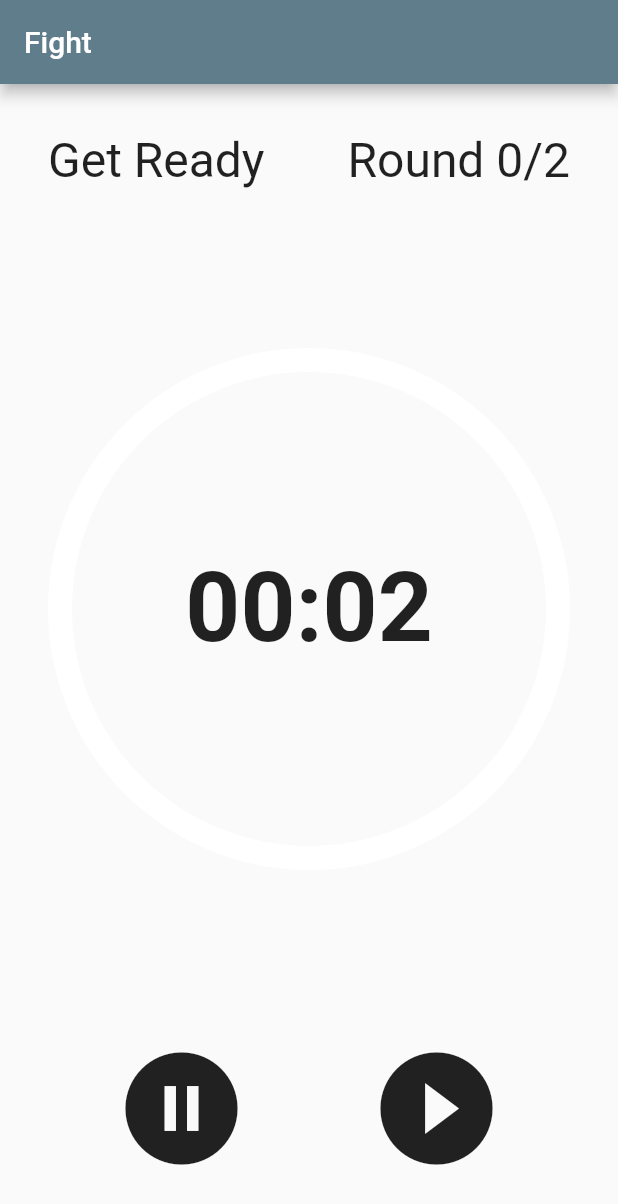
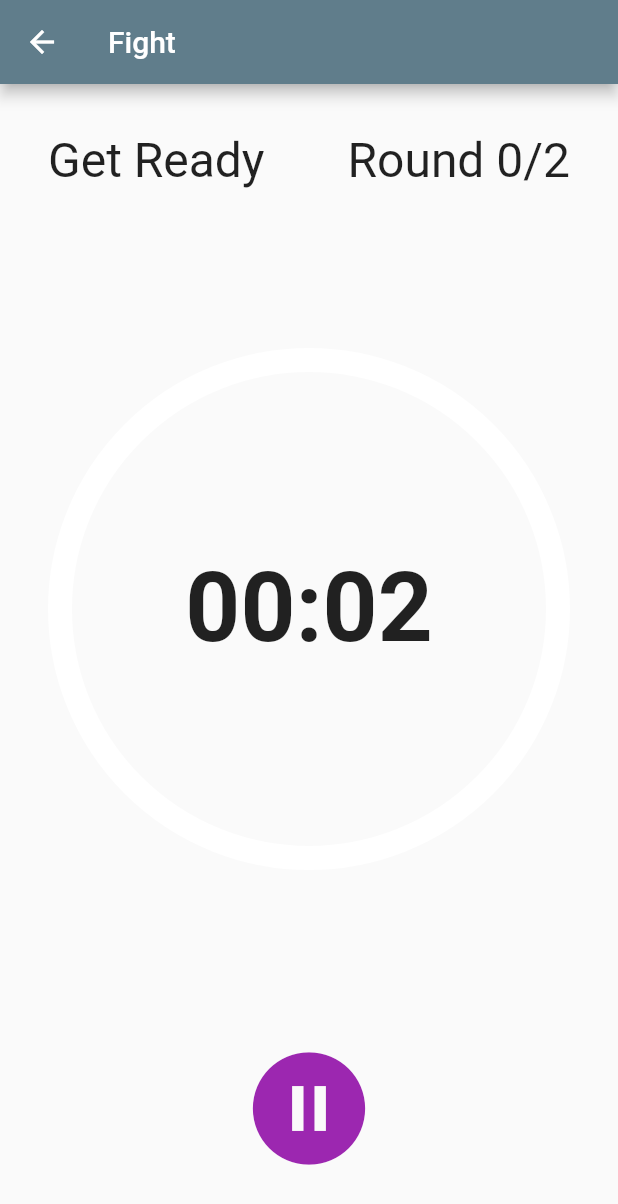
Before and after one commit to oclockvn/boxing_timer, a Flutter app: the TrainingPage screen opened directly, after a tap on the "play circle filled" icon, on a phone screen of 412 x 824 dp. Shown: the top 1204 px of the screen. Run offline on Flutter 3.47's test engine with Material 2 defaults, Android fonts, the phone set to English and light mode, and no system bars; our stand-ins replace rxdart.

Commit message:
wip toggle training

```diff
--- a/src/lib/ui/training.dart
+++ b/src/lib/ui/training.dart
@@ -1,4 +1,5 @@
 import 'dart:async';
+import 'dart:math';
 import 'package:flutter/material.dart';
 import 'package:src/app_const.dart';
 import 'package:src/core/extensions/duration_extension.dart';
@@ -22,12 +23,13 @@ class _TrainingState extends State<TrainingPage> {
   int _currentRound = 0;
   String _activity = "Get Ready";
   Duration _counter;
+  bool _isTraining = false;
 
   @override
   initState() {
     _counter = widget.roundTime;
     super.initState();
-    // _startTraining();
+
     _gettingReady();
   }
 
@@ -60,7 +62,7 @@ class _TrainingState extends State<TrainingPage> {
       total = total + rest;
     }
 
-    var padding = round + (round - 2); // round + relax
+    var padding = round + max(0, round - 2); // round + relax
     total = total + Duration(seconds: padding);
 
     _timer = Timer.periodic(Duration(seconds: 1), (timer) {
@@ -74,7 +76,22 @@ class _TrainingState extends State<TrainingPage> {
       }
     });
 
+    _toggleTraining();
     _nextRound();
+  }
+
+  void _toggleTraining({bool stop = false}) {
+    setState(() {
+      _isTraining = !_isTraining;
+    });
+
+    // _timer.isActive = !_timer.isActive;
+    //_timer.
+    if (stop) {
+      _cancelTimer(_timer);
+      _cancelTimer(_roundTimer);
+      _cancelTimer(_restTimer);
+    }
   }
 
   void _cancelTimer(Timer timer) {
@@ -121,7 +138,7 @@ class _TrainingState extends State<TrainingPage> {
   Widget _appBar() {
     return AppBar(
       title: const Text('Fight'),
-      automaticallyImplyLeading: false,
+      // automaticallyImplyLeading: false,
     );
   }
 
@@ -145,19 +162,26 @@ class _TrainingState extends State<TrainingPage> {
     return Row(
       mainAxisAlignment: MainAxisAlignment.center,
       children: <Widget>[
+        if (_isTraining)
           IconButton(
-          icon: Icon(Icons.pause_circle_filled),
+            icon: Icon(
+              Icons.pause_circle_filled,
+              color: Color(COLORS.mainColor),
+            ),
             onPressed: () {
-            _timer.cancel();
+              _toggleTraining(stop: true);
             },
             iconSize: SIZES.iconButtonSize,
           ),
-        const SizedBox(
-          width: 64,
+        if (!_isTraining)
+          IconButton(
+            icon: Icon(
+              Icons.play_circle_filled,
+              color: Color(COLORS.mainColor),
             ),
-        IconButton(
-          icon: Icon(Icons.play_circle_filled),
-          onPressed: () {},
+            onPressed: () {
+              _toggleTraining(stop: true);
+            },
             iconSize: SIZES.iconButtonSize,
           ),
       ],
@@ -209,6 +233,7 @@ class _TrainingState extends State<TrainingPage> {
 
   @override
   void dispose() {
+    print('disposed');
     _cancelTimer(_timer);
     _cancelTimer(_roundTimer);
     _cancelTimer(_restTimer);
```
Lines whose indentation alone changed are shown as unchanged.
